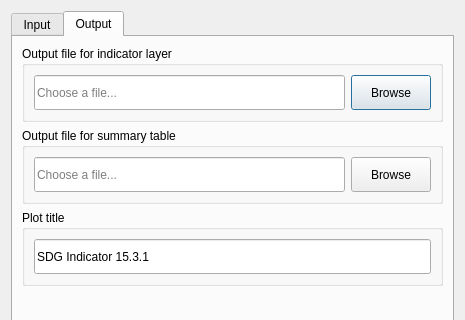
The window that LDMP/gui/DlgCalculateSDGAdvanced.ui (ConservationInternational/trends.earth) describes before a commit, drawn with Qt 5; both pictures show x 0 to 465 and y 0 to 320 of the 465 by 587 pixel window.
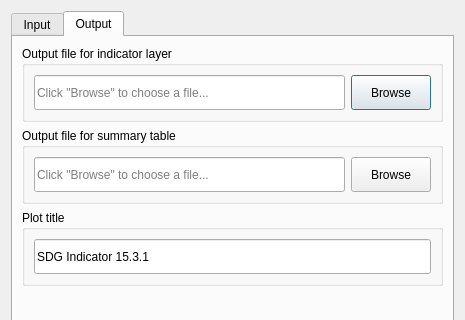
The same window after the commit. The open tabs and pages were chosen to show the change.

Commit message: Make all input boxes read-only - avoid bugs with bad files being manually entered.

Diff of the .ui file:
```diff
--- a/LDMP/gui/DlgCalculateSDGAdvanced.ui
+++ b/LDMP/gui/DlgCalculateSDGAdvanced.ui
@@ -323,8 +323,11 @@
               <height>35</height>
              </size>
             </property>
+            <property name="readOnly">
+             <bool>true</bool>
+            </property>
             <property name="placeholderText">
-             <string>Choose a file...</string>
+             <string>Click &quot;Browse&quot; to choose a file...</string>
             </property>
            </widget>
           </item>
@@ -358,8 +361,11 @@
               <height>35</height>
              </size>
             </property>
+            <property name="readOnly">
+             <bool>true</bool>
+            </property>
             <property name="placeholderText">
-             <string>Choose a file...</string>
+             <string>Click &quot;Browse&quot; to choose a file...</string>
             </property>
            </widget>
           </item>
```
Left out of the diff: 2 changed lines with no effect on the pictures. The commit also changes 4 other files.
